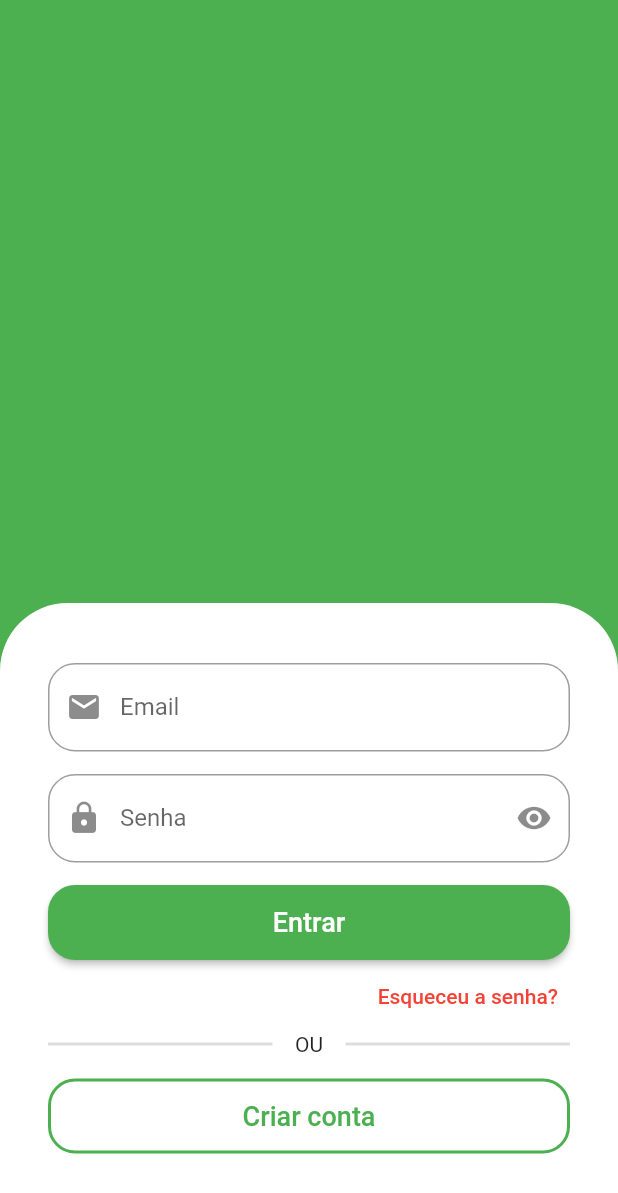
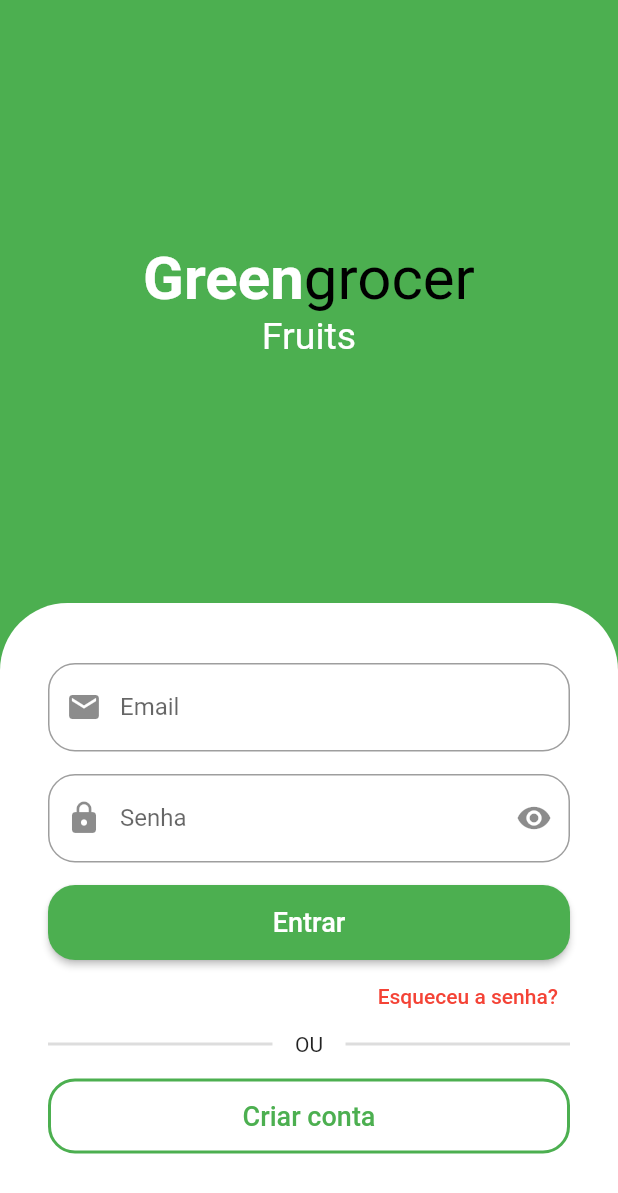
Before and after one commit to FlavioAro/flutter-greengrocer, a Flutter app: the screen it shows after launch, on a phone screen of 412 x 824 dp. Shown: the top 1193 px of the screen. Run offline on Flutter 3.47's test engine with Material 2 defaults, Android fonts, the phone set to English and light mode, and no system bars; drawn by our look-alikes of animated_text_kit.

Commit message:
Adding the action name and category animation

```diff
--- a/greengrocer/lib/src/views/screens/auth/sign_in_screen.dart
+++ b/greengrocer/lib/src/views/screens/auth/sign_in_screen.dart
@@ -1,3 +1,4 @@
+import 'package:animated_text_kit/animated_text_kit.dart';
 import 'package:flutter/material.dart';
 import 'package:greengrocer/src/constants.dart';
 import 'package:greengrocer/src/views/components/buttons/custom_outlinebutton.dart';
@@ -15,7 +16,51 @@ class SignInScreen extends StatelessWidget {
       body: Column(
         children: [
           Expanded(
-            child: Container(color: colorNeutral300),
+            child: Column(
+              mainAxisAlignment: MainAxisAlignment.center,
+              children: [
+                const Text.rich(
+                  TextSpan(
+                    style: TextStyle(
+                      fontSize: 40,
+                    ),
+                    children: [
+                      TextSpan(
+                        text: 'Green',
+                        style: TextStyle(
+                          color: colorNeutral200,
+                          fontWeight: FontWeight.bold,
+                        ),
+                      ),
+                      TextSpan(
+                        text: 'grocer',
+                        style: TextStyle(
+                          color: colorNeutral100,
+                        ),
+                      ),
+                    ],
+                  ),
+                ),
+                SizedBox(
+                  height: 30,
+                  child: DefaultTextStyle(
+                    style: const TextStyle(
+                      fontSize: 25,
+                    ),
+                    child: AnimatedTextKit(
+                      repeatForever: true,
+                      animatedTexts: [
+                        FadeAnimatedText('Fruits'),
+                        FadeAnimatedText('Vegetables'),
+                        FadeAnimatedText('Meat'),
+                        FadeAnimatedText('Cereals'),
+                        FadeAnimatedText('Dairy Products'),
+                      ],
+                    ),
+                  ),
+                ),
+              ],
+            ),
           ),
           Container(
             padding: const EdgeInsets.symmetric(
--- a/greengrocer/pubspec.yaml
+++ b/greengrocer/pubspec.yaml
@@ -34,6 +34,7 @@ dependencies:
   # The following adds the Cupertino Icons font to your application.
   # Use with the CupertinoIcons class for iOS style icons.
   cupertino_icons: ^1.0.2
+  animated_text_kit: ^4.2.2
 
 dev_dependencies:
   flutter_test:
```
Also changed, not shown: greengrocer/pubspec.lock.
